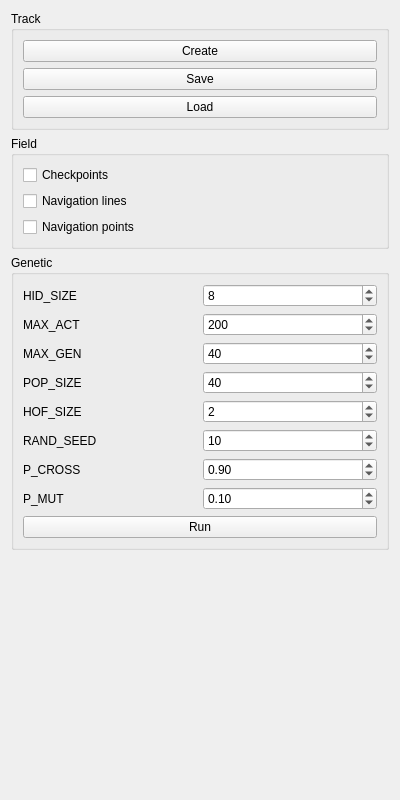
First picture: the form in Views/controls.ui, repository SilentRaccoon02/genetic_qt, before the edit.
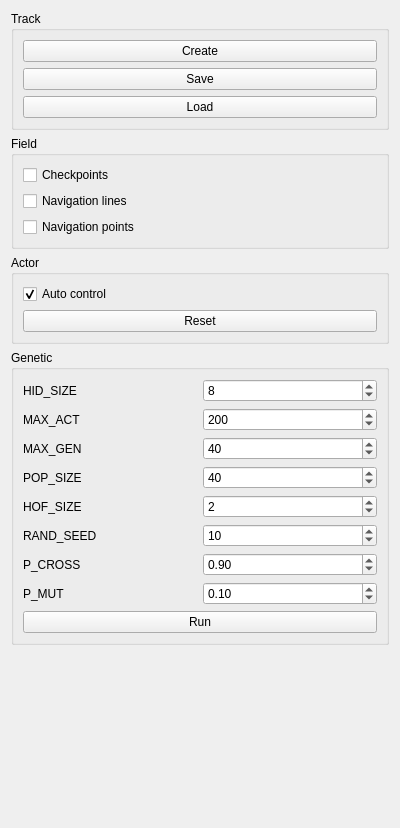
Second picture: the form after the edit.

```diff
--- a/Views/controls.ui
+++ b/Views/controls.ui
@@ -7,7 +7,7 @@
     <x>0</x>
     <y>0</y>
     <width>400</width>
-    <height>800</height>
+    <height>828</height>
    </rect>
   </property>
   <property name="windowTitle">
@@ -74,6 +74,32 @@
      </layout>
     </widget>
    </item>
+   <item>
+    <widget class="QGroupBox" name="groupBox_4">
+     <property name="title">
+      <string>Actor</string>
+     </property>
+     <layout class="QVBoxLayout" name="verticalLayout_5">
+      <item>
+       <widget class="QCheckBox" name="autoControlCheck">
+        <property name="text">
+         <string>Auto control</string>
+        </property>
+        <property name="checked">
+         <bool>true</bool>
+        </property>
+       </widget>
+      </item>
+      <item>
+       <widget class="QPushButton" name="resetBest">
+        <property name="text">
+         <string>Reset</string>
+        </property>
+       </widget>
+      </item>
+     </layout>
+    </widget>
+   </item>
    <item>
     <widget class="QGroupBox" name="groupBox_2">
      <property name="minimumSize">
```
Left out of the diff: 6 changed lines with no effect on the pictures.
